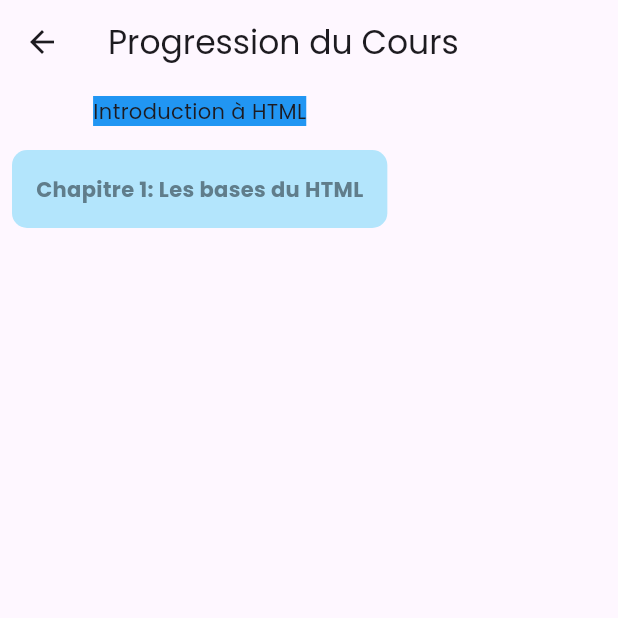
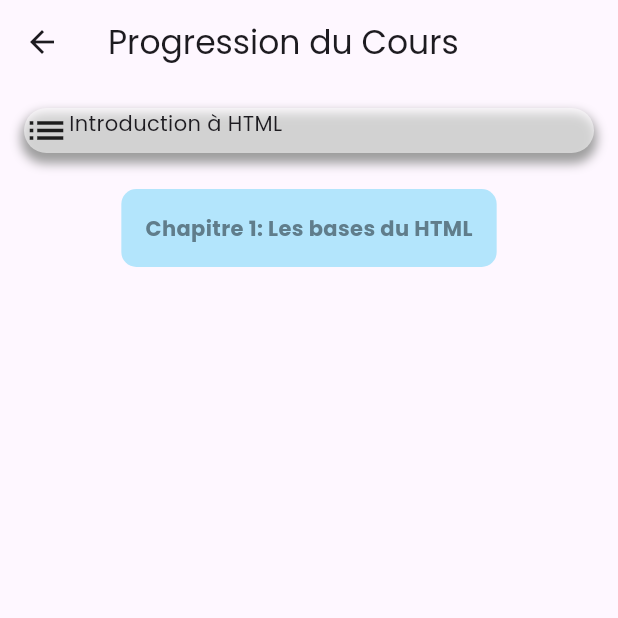
Before and after one commit to Godisouleymane/Nerd-app, a Flutter app: the CourseProgressScreen screen opened directly, on a phone screen of 412 x 824 dp, the top half of it. Run offline on Flutter 3.47's test engine with Material 3 defaults, Android fonts, the phone set to English and light mode, and no system bars; our stand-ins replace cloud_firestore, firebase_auth, firebase_core, flutter_svg, google_fonts, google_sign_in and 1 more; missing offline and left inert: dev_icons; accounts and stored records are empty.

Commit message:
styler le ui de la page html

```diff
--- a/lib/views/parcours/html/screenHTML.dart
+++ b/lib/views/parcours/html/screenHTML.dart
@@ -42,11 +42,28 @@ class _CourseProgressScreenState extends State<CourseProgressScreen> {
                   GestureDetector(
                     onTap: () => showModuleSelectionSheet(),
                     child: Padding(
-                      padding: const EdgeInsets.all(8.0),
+                      padding: const EdgeInsets.all(16.0),
                       child: Container(
-                        color: Colors.blue,
-                        width: ,
-                        child: Text(selectedModule?.title ?? 'Chargement...'),
+                        width: MediaQuery.of(context).size.width,
+                        decoration: BoxDecoration(
+                          color: Colors.white54,
+                          borderRadius: BorderRadius.circular(16.0),
+                          boxShadow: const [
+                            BoxShadow(
+                              color: Colors.grey,
+                              spreadRadius: 2,
+                              blurRadius: 5,
+                              offset: Offset(0, 5),
+                            ),
+                          ],
+                        ),
+                        child: Row(
+                          crossAxisAlignment: CrossAxisAlignment.start,
+                          children: [
+                            Icon(Icons.list, size: 30,),
+                             Text(selectedModule?.title ?? 'Chargement...',),
+                          ],
+                        )
                       ),
                     ),
                   ),
```
